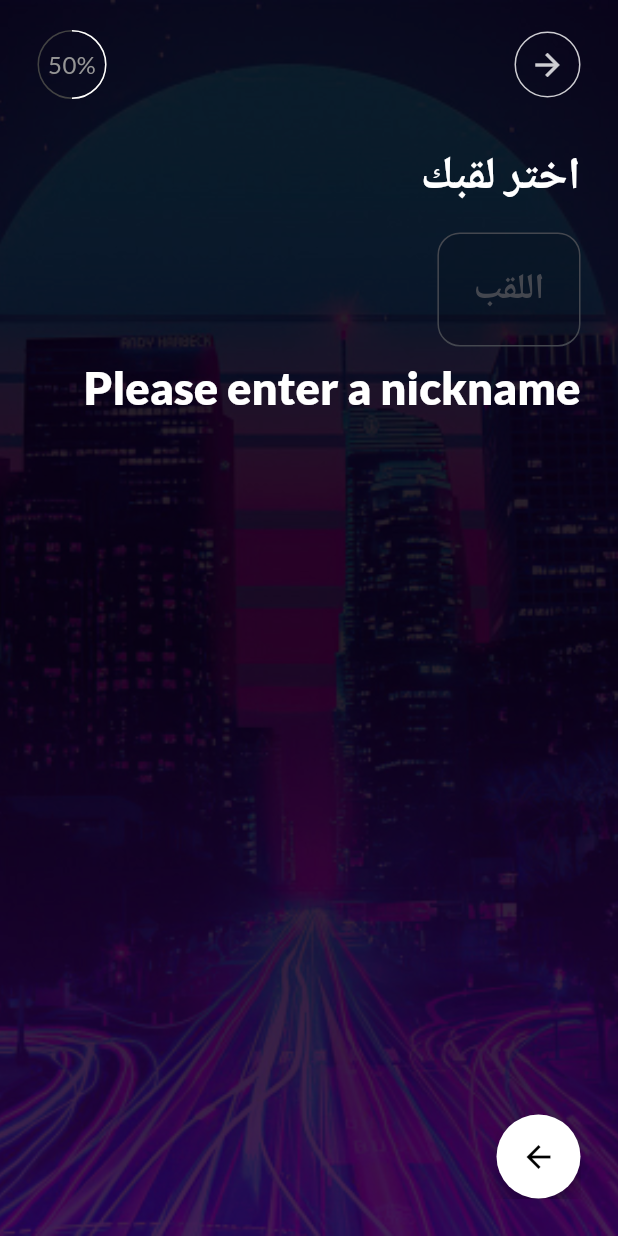
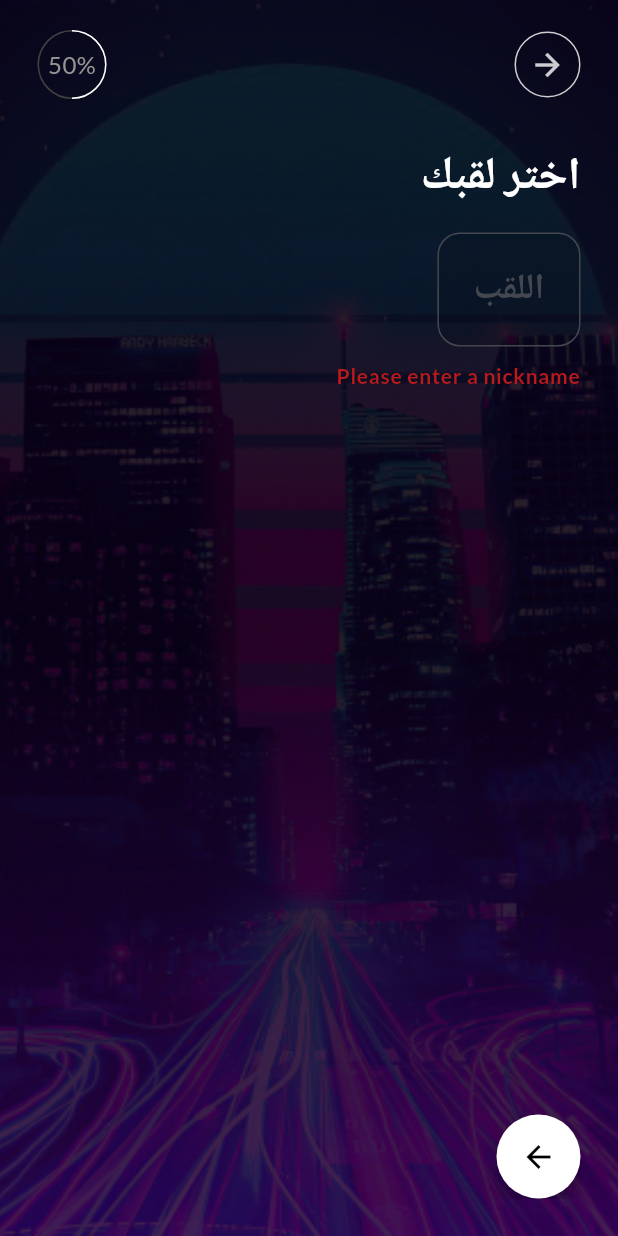
Before and after one commit to Albjon30/Albjon-Interview-Task, a Flutter app: the NicknameScreen screen opened by its route, after a tap on the "arrow forward" icon, on a phone screen of 412 x 824 dp. Run offline on Flutter 3.47's test engine with Material 3 defaults, Android fonts, the light colour scheme and no system bars; drawn by our look-alikes of percent_indicator; our stand-ins replace camera, firebase_core, firebase_crashlytics, flutter_secure_storage, go_router, google_mobile_ads and 1 more; accounts and stored records are empty; generated files the repository leaves out were written again.

Commit message:
small fixes

```diff
--- a/lib/common/widgets.dart
+++ b/lib/common/widgets.dart
@@ -123,7 +123,6 @@ Widget buildDateInputField(
             counterText: '', // Hides the counter text below the TextFormField
           ),
           style: Theme.of(context).textTheme.titleMedium,
-
           initialValue: value,
           readOnly: readOnly,
           textAlign: TextAlign.center,
--- a/lib/main.dart
+++ b/lib/main.dart
@@ -1,6 +1,7 @@
 import 'package:app_task_demo/routing/go_route.dart';
 import 'package:app_task_demo/shared/constants/themes/themes.dart';
 import 'package:app_task_demo/utilities/dialog/error_dialog.dart';
+import 'package:camera/camera.dart';
 import 'package:firebase_core/firebase_core.dart';
 import 'package:firebase_crashlytics/firebase_crashlytics.dart';
 import 'package:flutter/material.dart';
@@ -13,6 +14,10 @@ import 'package:flutter_gen/gen_l10n/app_localizations.dart';
 /// Initializes the Google Mobile Ads SDk and starts the app. If initialization
 /// fails, it passes a flag to `MyApop` to show an error dialog.
 /// Initializes the firebase
+///
+
+late List<CameraDescription> cameras;
+
 Future<void> main() async {
   WidgetsFlutterBinding.ensureInitialized();
 
@@ -46,6 +51,7 @@ Future<void> main() async {
     adsInitialized = false;
   }
 
+  cameras = await availableCameras();
   // Run the app, passing the initialization status to MyApp.
   runApp(MyApp(adsInitialized: adsInitialized));
 }
--- a/lib/screens/nickname_screen.dart
+++ b/lib/screens/nickname_screen.dart
@@ -91,7 +91,10 @@ class _NicknameScreenState extends State<NicknameScreen> {
                   padding: const EdgeInsets.only(top: 10),
                   child: Text(
                     _errorMessage!,
-                    style: Theme.of(context).textTheme.displayMedium,
+                    style: Theme.of(context)
+                        .textTheme
+                        .labelMedium
+                        ?.copyWith(color: Theme.of(context).colorScheme.error),
                   ),
                 ),
             ],
```
Also changed, not shown: lib/screens/camera_screen.dart (+5 -2 lines).
